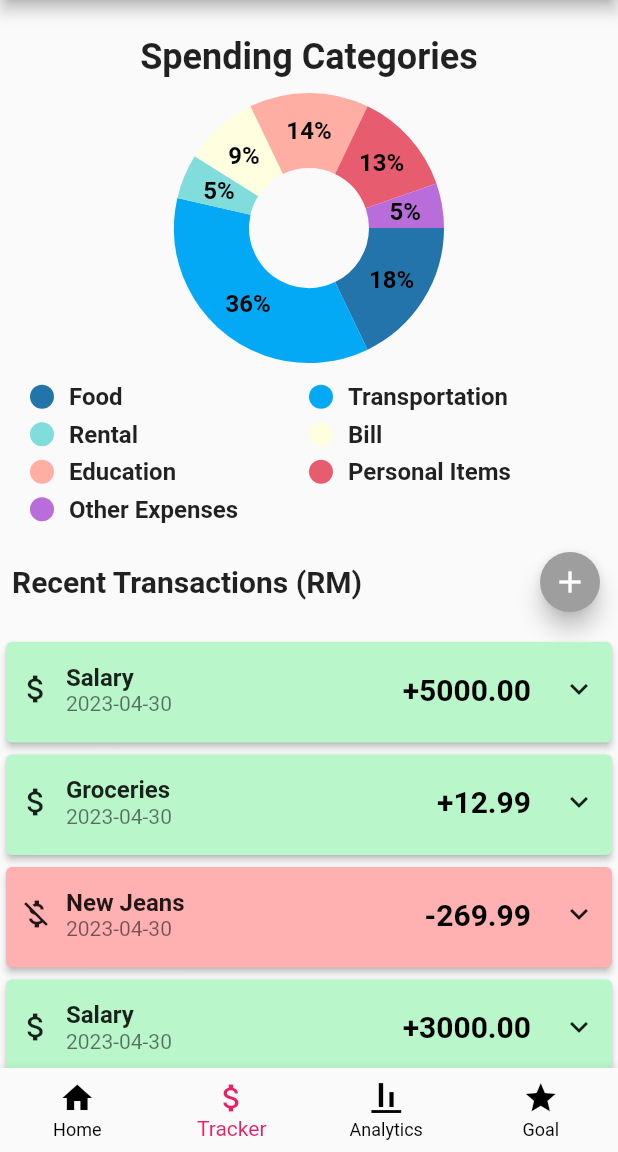
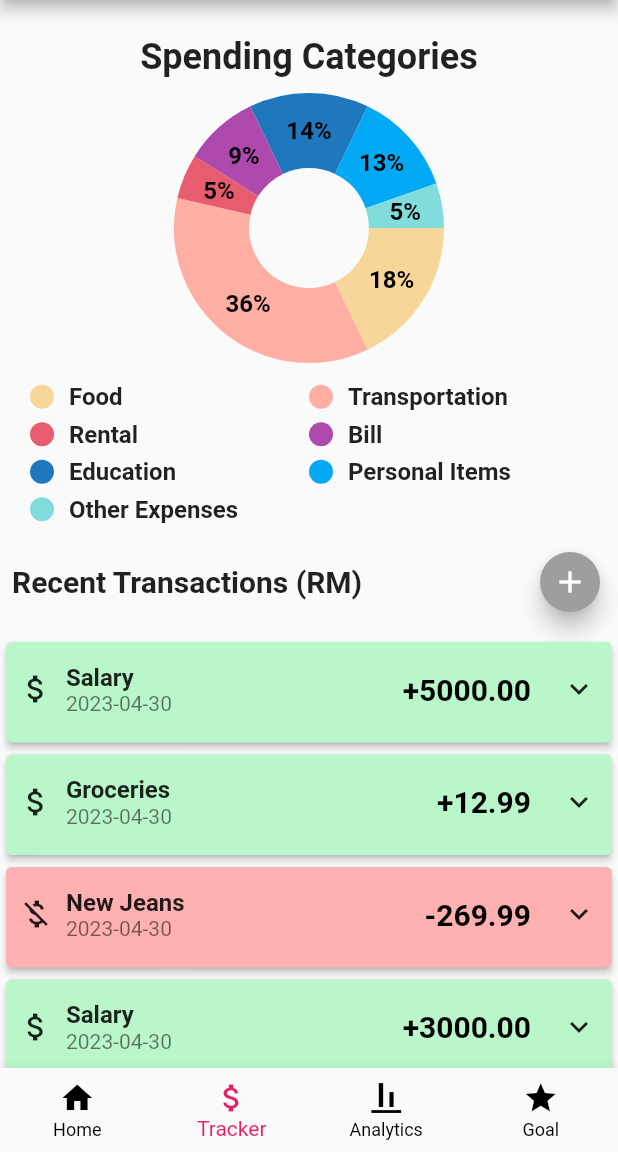
Before and after one commit to yiwan-21/FYP-Financial-app, a Flutter app: the Home screen opened by its route, item 2 of the bottom bar chosen, on a phone screen of 412 x 824 dp, the part 84-1236 px from its top. Run offline on Flutter 3.47's test engine with Material 2 defaults, Android fonts, the phone set to English and light mode, and no system bars; drawn by our look-alikes of fl_chart; our stand-ins replace image_picker.

Commit message:
Change colors

```diff
--- a/lib/components/categoryChart.dart
+++ b/lib/components/categoryChart.dart
@@ -89,15 +89,13 @@ class _CategoryChartState extends State<CategoryChart> {
   Color getColor(int index) {
     // Define a list of colors to use
     const List<Color> colors = [
-      Color.fromRGBO(34, 116, 171, 1),
+      Color.fromRGBO(246, 214, 153, 1),
+      Color.fromRGBO(255, 174, 164, 1),
+      Color.fromRGBO(231, 93, 111, 1),
+      Color.fromRGBO(174, 74, 174, 1),
+      Color.fromRGBO(31, 120, 190, 1),
       Colors.lightBlue,
       Color.fromRGBO(128, 221, 220, 1),
-      // Color.fromRGBO(230, 246, 157, 1),
-      Color.fromRGBO(255, 255, 224, 1),
-      Color.fromRGBO(255, 174, 164, 1),
-      Color.fromRGBO(231,93,111, 1),
-      Color.fromRGBO(184, 109, 219, 1),
-      // Color.fromRGBO(245, 185, 130, 1),
     ];
 
     // If the index is out of range, return a random color
```
